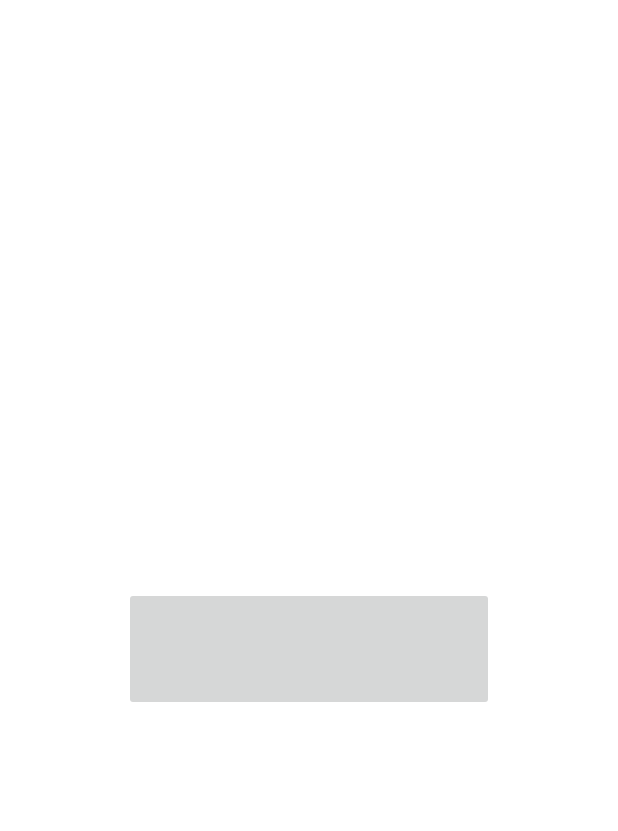
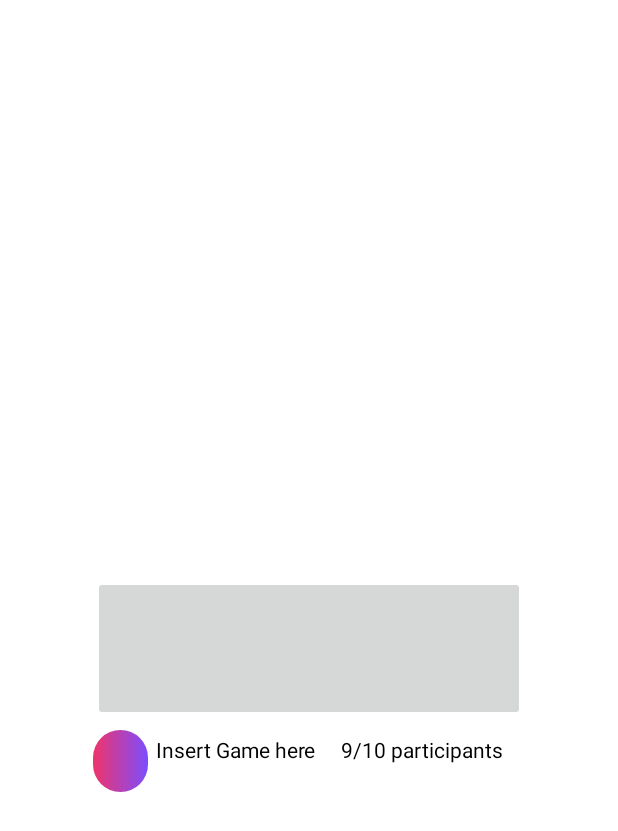
Before and after one commit to tournamco/app, an Android app: the layout tournament_summary.xml on its own in the app's theme, with its tools: preview values and no code run, on a phone screen of 412 x 824 dp. Shown: the top 831 px of the screen. Run offline under Robolectric (Android 15) with nearby library versions, the phone set to English and light mode, and no system bars.

Commit message:
Finished UI
6/6 Done minus the navigation, fixed the bug.

```diff
--- a/app/src/main/res/layout/header.xml
+++ b/app/src/main/res/layout/header.xml
@@ -53,6 +53,9 @@
         app:layout_constraintLeft_toLeftOf="parent"
         app:layout_constraintRight_toRightOf="parent"
         app:layout_constraintTop_toTopOf="parent"
-        app:layout_constraintVertical_bias="0.023" />
+        app:layout_constraintVertical_bias="0.023"
+        tools:ignore="TouchTargetSizeCheck" />
+
+
 
 </androidx.constraintlayout.widget.ConstraintLayout>
--- a/app/src/main/res/layout/sample_ui_slider.xml
+++ b/app/src/main/res/layout/sample_ui_slider.xml
@@ -1,6 +1,5 @@
 <androidx.constraintlayout.widget.ConstraintLayout xmlns:android="http://schemas.android.com/apk/res/android"
     xmlns:app="http://schemas.android.com/apk/res-auto"
-    xmlns:tools="http://schemas.android.com/tools"
     android:layout_width="match_parent"
     android:layout_height="match_parent">
 
@@ -14,11 +13,9 @@
         app:layout_constraintBottom_toBottomOf="parent"
         app:layout_constraintLeft_toLeftOf="parent"
         app:layout_constraintRight_toRightOf="parent"
-        app:layout_constraintTop_toTopOf="parent"
-        tools:ignore="SpeakableTextPresentCheck" />
+        app:layout_constraintTop_toTopOf="parent" />
 
     <Button
-        android:id="@+id/button"
         android:layout_width="wrap_content"
         android:layout_height="wrap_content"
         android:background="@drawable/gradient"
--- a/app/src/main/res/layout/tournament_summary.xml
+++ b/app/src/main/res/layout/tournament_summary.xml
@@ -13,6 +13,51 @@
         app:layout_constraintRight_toRightOf="parent"
         app:layout_constraintTop_toTopOf="parent"
         app:layout_constraintVertical_bias="0.528"
-        app:layout_constraintWidth_percent="0.6" />
+        app:layout_constraintWidth_percent="0.7" />
+
+    <ImageView
+        android:layout_width="0dp"
+        android:layout_height="0dp"
+        android:background="@drawable/gradient"
+        app:layout_constraintBottom_toBottomOf="parent"
+        app:layout_constraintHeight_percent="0.05"
+        app:layout_constraintHorizontal_bias="0.165"
+        app:layout_constraintLeft_toLeftOf="parent"
+        app:layout_constraintRight_toRightOf="parent"
+        app:layout_constraintTop_toTopOf="parent"
+        app:layout_constraintVertical_bias="0.622"
+        app:layout_constraintWidth_percent="0.09" />
+
+    <TextView
+        android:layout_width="0dp"
+        android:layout_height="0dp"
+        android:text="Insert Game here"
+        android:textAllCaps="false"
+        android:textColor="#000000"
+        android:textSize="14sp"
+        app:layout_constraintBottom_toBottomOf="parent"
+        app:layout_constraintDimensionRatio="3:1"
+        app:layout_constraintHorizontal_bias="0.361"
+        app:layout_constraintLeft_toLeftOf="parent"
+        app:layout_constraintRight_toRightOf="parent"
+        app:layout_constraintTop_toTopOf="parent"
+        app:layout_constraintVertical_bias="0.626"
+        app:layout_constraintWidth_percent="0.30" />
+
+    <TextView
+        android:layout_width="0dp"
+        android:layout_height="0dp"
+        android:text="9/10 participants"
+        android:textAllCaps="false"
+        android:textColor="#000000"
+        android:textSize="14sp"
+        app:layout_constraintBottom_toBottomOf="parent"
+        app:layout_constraintDimensionRatio="3:1"
+        app:layout_constraintHorizontal_bias="0.788"
+        app:layout_constraintLeft_toLeftOf="parent"
+        app:layout_constraintRight_toRightOf="parent"
+        app:layout_constraintTop_toTopOf="parent"
+        app:layout_constraintVertical_bias="0.626"
+        app:layout_constraintWidth_percent="0.30" />
 
 </androidx.constraintlayout.widget.ConstraintLayout>
```
Also changed, not shown: app/src/main/java/co/tournam/schedule/big_header.java (+5 -5 lines), app/src/main/java/co/tournam/schedule/filter_dropdown.java (+5 -5 lines), app/src/main/res/values/attrs_big_header.xml (+4 -4 lines), app/src/main/res/values/attrs_filter_dropdown.xml (+4 -4 lines), app/src/main/res/values/attrs_rounded_button.xml (+4 -4 lines).
